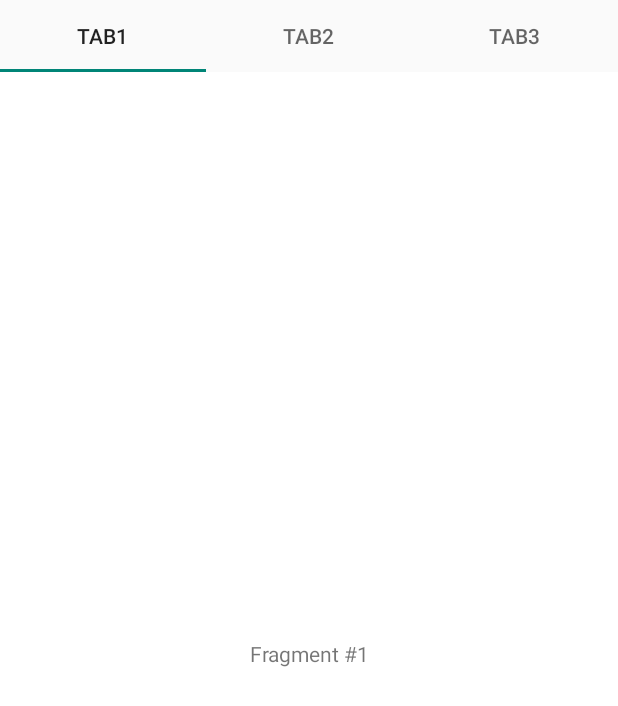
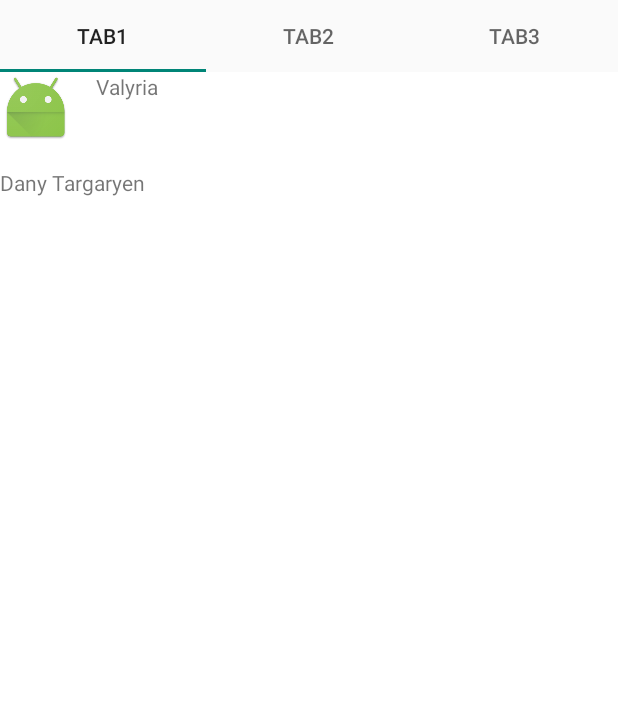
Before and after one commit to phamd1989/reactive_sample, an Android app: the screen it shows after launch (NewsfeedActivity), on a phone screen of 412 x 824 dp. Shown: the top 706 px of the screen. Run offline under Robolectric (Android 15) with nearby library versions, the phone set to English and light mode, and no system bars.

Commit message:
adds recycler view to page fragments

```diff
--- a/app/src/main/java/com/univtop/univtop/adapters/BaseFragmentPagerAdapter.java
+++ b/app/src/main/java/com/univtop/univtop/adapters/BaseFragmentPagerAdapter.java
@@ -25,7 +25,7 @@ public class BaseFragmentPagerAdapter extends FragmentPagerAdapter {
     public Fragment getItem(int position) {
         switch (position) {
             case 0: // Fragment # 0 - This will show FirstFragment
-                return TrendingFeedFragment.newInstance(1);
+                return TrendingFeedFragment.newInstance();
             case 1: // Fragment # 0 - This will show FirstFragment different title
                 return FaqFeedFragment.newInstance(2);
             default:
--- /dev/null
+++ b/app/src/main/java/com/univtop/univtop/fragments/BaseTrendingFeedFragment.java
@@ -0,0 +1,63 @@
+package com.univtop.univtop.fragments;
+
+import android.os.Bundle;
+import android.support.v4.app.Fragment;
+import android.support.v7.widget.LinearLayoutManager;
+import android.support.v7.widget.RecyclerView;
+import android.view.LayoutInflater;
+import android.view.View;
+import android.view.ViewGroup;
+import android.widget.TextView;
+
+import com.univtop.univtop.R;
+import com.univtop.univtop.models.Question;
+
+import java.util.ArrayList;
+
+/**
+ * Created by duncapham on 8/9/15.
+ */
+public class BaseTrendingFeedFragment extends Fragment {
+    private QuestionRecyclerAdapter adapter;
+    private RecyclerView rvQuestions;
+
+    public static BaseTrendingFeedFragment newInstance() {
+        Bundle args = new Bundle();
+        // put sth in the bundle
+        // args.putInt(ARG_PAGE, page);
+        BaseTrendingFeedFragment fragment = new BaseTrendingFeedFragment();
+        fragment.setArguments(args);
+        return fragment;
+    }
+
+    @Override
+    public void onCreate(Bundle savedInstanceState) {
+        super.onCreate(savedInstanceState);
+        Bundle args = getArguments();
+        adapter = new QuestionRecyclerAdapter(getActivity(), getFakeData());
+
+//        check if the bundle has any fragments
+//        if (args != null) {
+//            mPage = getArguments().getInt(ARG_PAGE);
+//        }
+    }
+
+    private ArrayList<Question> getFakeData() {
+        ArrayList<Question> items = new ArrayList<>();
+        items.add(new Question("Dany Targaryen", "Valyria"));
+        items.add(new Question("Rob Stark", "Winterfell"));
+        items.add(new Question("Jon Snow", "Castle Black"));
+        items.add(new Question("Tyrion Lanister", "King's Landing"));
+        return items;
+    }
+
+    @Override
+    public View onCreateView(LayoutInflater inflater, ViewGroup container,
+                             Bundle savedInstanceState) {
+        View view = inflater.inflate(R.layout.fragment_recycler_page, container, false);
+        rvQuestions = (RecyclerView) view.findViewById(R.id.rvQuestions);
+        rvQuestions.setAdapter(adapter);
+        rvQuestions.setLayoutManager(new LinearLayoutManager(getActivity()));
+        return view;
+    }
+}
--- /dev/null
+++ b/app/src/main/java/com/univtop/univtop/fragments/QuestionRecyclerAdapter.java
@@ -0,0 +1,60 @@
+package com.univtop.univtop.fragments;
+
+import android.content.Context;
+import android.support.v7.widget.RecyclerView;
+import android.view.LayoutInflater;
+import android.view.View;
+import android.view.ViewGroup;
+import android.widget.ImageView;
+import android.widget.TextView;
+
+import com.univtop.univtop.R;
+import com.univtop.univtop.models.Question;
+
+import java.util.ArrayList;
+
+/**
+ * Created by duncapham on 8/9/15.
+ */
+public class QuestionRecyclerAdapter extends RecyclerView.Adapter<QuestionRecyclerAdapter.ViewHolder> {
+
+    private ArrayList<Question> questions;
+    private Context context;
+
+    public static class ViewHolder extends RecyclerView.ViewHolder {
+        private ImageView ivUser;
+        private TextView tvUsername;
+        private TextView tvQuestionDesc;
+
+        public ViewHolder(View itemView) {
+            super(itemView);
+            this.ivUser = (ImageView) itemView.findViewById(R.id.ivUser);
+            this.tvUsername = (TextView) itemView.findViewById(R.id.tvUsername);
+            this.tvQuestionDesc = (TextView) itemView.findViewById(R.id.tvQuestionDesc);
+        }
+    }
+
+    public QuestionRecyclerAdapter(Context context, ArrayList<Question> questions) {
+        this.context = context;
+        this.questions = questions;
+    }
+
+    // inflate the view, and create the viewholder
+    @Override
+    public QuestionRecyclerAdapter.ViewHolder onCreateViewHolder(ViewGroup parent, int viewType) {
+        View itemView = LayoutInflater.from(context).inflate(R.layout.fragment_item_question, parent, false);
+        return new QuestionRecyclerAdapter.ViewHolder(itemView);
+    }
+
+    @Override
+    public void onBindViewHolder(QuestionRecyclerAdapter.ViewHolder holder, int position) {
+        Question question = questions.get(position);
+        holder.tvUsername.setText(question.getUsername());
+        holder.tvQuestionDesc.setText(question.getQuestionDesc());
+    }
+
+    @Override
+    public int getItemCount() {
+        return questions.size();
+    }
+}
--- a/app/src/main/java/com/univtop/univtop/fragments/TrendingFeedFragment.java
+++ b/app/src/main/java/com/univtop/univtop/fragments/TrendingFeedFragment.java
@@ -3,5 +3,5 @@ package com.univtop.univtop.fragments;
 /**
  * Created by duncapham on 8/9/15.
  */
-public class TrendingFeedFragment extends BaseFeedFragment {
+public class TrendingFeedFragment extends BaseTrendingFeedFragment {
 }
--- /dev/null
+++ b/app/src/main/java/com/univtop/univtop/models/Question.java
@@ -0,0 +1,60 @@
+package com.univtop.univtop.models;
+
+import java.util.List;
+
+/**
+ * Created by duncapham on 8/9/15.
+ */
+public class Question {
+    private String profilePicUrl;
+    private String username;
+    private String qId;
+    private List<String> tags;
+    private String questionDesc;
+
+    // to create fake data
+    public Question(String username, String questionDesc) {
+        this.username = username;
+        this.questionDesc = questionDesc;
+    }
+
+    public String getProfilePicUrl() {
+        return profilePicUrl;
+    }
+
+    public void setProfilePicUrl(String profilePicUrl) {
+        this.profilePicUrl = profilePicUrl;
+    }
+
+    public String getUsername() {
+        return username;
+    }
+
+    public void setUsername(String username) {
+        this.username = username;
+    }
+
+    public String getqId() {
+        return qId;
+    }
+
+    public void setqId(String qId) {
+        this.qId = qId;
+    }
+
+    public List<String> getTags() {
+        return tags;
+    }
+
+    public void setTags(List<String> tags) {
+        this.tags = tags;
+    }
+
+    public String getQuestionDesc() {
+        return questionDesc;
+    }
+
+    public void setQuestionDesc(String questionDesc) {
+        this.questionDesc = questionDesc;
+    }
+}
--- /dev/null
+++ b/app/src/main/res/layout/fragment_item_question.xml
@@ -0,0 +1,32 @@
+<?xml version="1.0" encoding="utf-8"?>
+<RelativeLayout xmlns:android="http://schemas.android.com/apk/res/android"
+    android:layout_width="match_parent" android:layout_height="match_parent">
+
+    <ImageView
+        android:layout_width="wrap_content"
+        android:layout_height="wrap_content"
+        android:id="@+id/ivUser"
+        android:layout_alignParentTop="true"
+        android:layout_alignParentLeft="true"
+        android:layout_alignParentStart="true"
+        android:src="@mipmap/ic_launcher"/>
+
+    <TextView
+        android:layout_width="wrap_content"
+        android:layout_height="wrap_content"
+        android:text="Username"
+        android:id="@+id/tvUsername"
+        android:layout_below="@+id/ivUser"
+        android:layout_alignParentLeft="true"
+        android:layout_alignParentStart="true"
+        android:layout_marginTop="16dp" />
+
+    <TextView
+        android:layout_width="wrap_content"
+        android:layout_height="wrap_content"
+        android:text="Question"
+        android:id="@+id/tvQuestionDesc"
+        android:layout_toRightOf="@+id/ivUser"
+        android:layout_alignBaseline="@+id/ivUser"
+        android:layout_marginLeft="16dp" />
+</RelativeLayout>
--- /dev/null
+++ b/app/src/main/res/layout/fragment_recycler_page.xml
@@ -0,0 +1,10 @@
+<?xml version="1.0" encoding="utf-8"?>
+<RelativeLayout xmlns:android="http://schemas.android.com/apk/res/android"
+    android:layout_width="match_parent" android:layout_height="match_parent">
+
+    <android.support.v7.widget.RecyclerView
+        android:id="@+id/rvQuestions"
+        android:layout_width="match_parent"
+        android:layout_height="match_parent" />
+
+</RelativeLayout>
```
